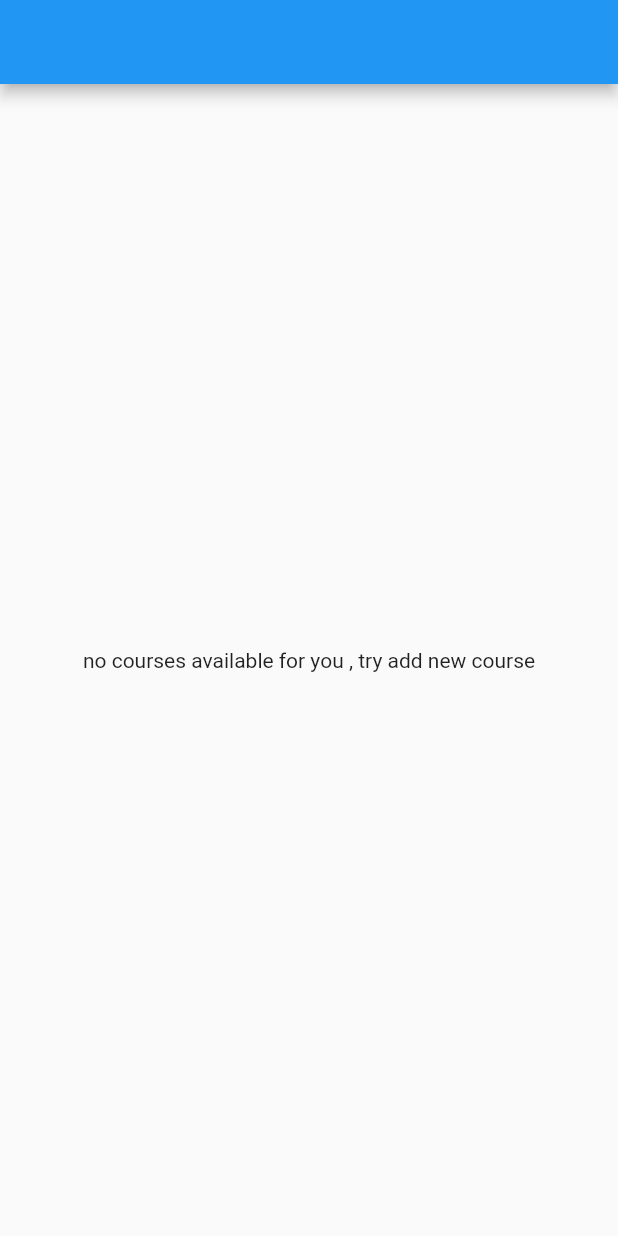
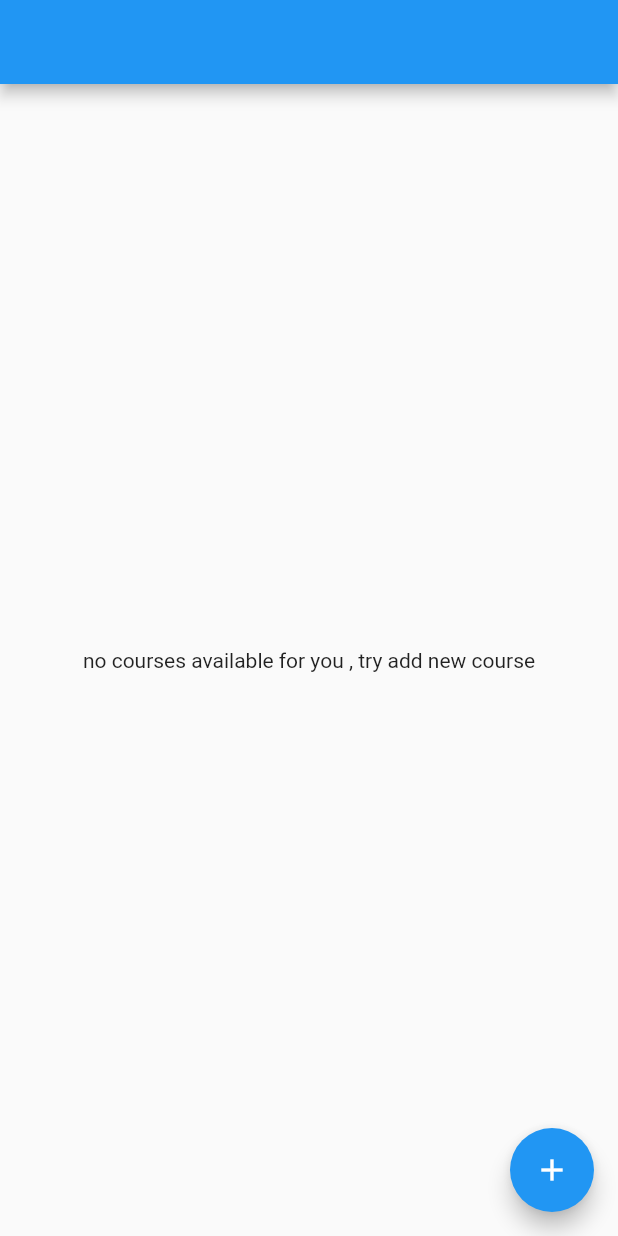
Before and after one commit to MohammedFlutter/attendance_server, a Flutter app: the TeacherScreen screen opened directly, on a phone screen of 412 x 824 dp. Run offline on Flutter 3.47's test engine with Material 2 defaults, Android fonts, the phone set to English and light mode, and no system bars; our stand-ins replace logger.

Commit message:
create simple teacher screen and teacher provider and anthor editing in domain

```diff
--- a/lib/domain/attendance.dart
+++ b/lib/domain/attendance.dart
@@ -5,7 +5,7 @@ class Attendance {
 
   final List<Student> students;
 
-  Attendance(this.history, [this.students=const []]);
+  Attendance(this.history,this.students);
   factory Attendance.fromJson (Map<String, dynamic> json){
     var temp= json['students'] as List<Map<String,dynamic>>;
     return Attendance(json['history'], temp.map((e) => Student.fromJson(e)).toList());
--- a/lib/domain/course.dart
+++ b/lib/domain/course.dart
@@ -4,9 +4,9 @@ import 'package:attendance_server/domain/attendance.dart';
 class Course {
   final String title ;
 
-  final List<Attendance> Attendances;
+  final List<Attendance> attendances;
 
-  Course(this.title, [this.Attendances=const []]);
+  Course(this.title, this.attendances);
   factory Course.fromJson (Map<String, dynamic> json){
     var temp= json['Attendances'] as List<Map<String,dynamic>>;
     return Course(json['title'], temp.map((e) => Attendance.fromJson(e)).toList() );
@@ -14,7 +14,7 @@ class Course {
   Map<String ,dynamic> toJson(){
     return {
       'title':title,
-      'Attendances':Attendances.map((e) => e.toJson()).toList(),
+      'Attendances':attendances.map((e) => e.toJson()).toList(),
     };
   }
 }
--- a/lib/domain/teacher.dart
+++ b/lib/domain/teacher.dart
@@ -5,7 +5,7 @@ class Teacher{
 
   final List<Course> courses;
 
-  Teacher(this.name, [this.courses=const []]);
+  Teacher(this.name, this.courses);
   factory Teacher.fromjson (Map<String, dynamic> json){
     var temp= json['courses'] as List<Map<String,dynamic>>;
     return Teacher(json['name'], temp.map((e) => Course.fromJson(e)).toList() );
--- a/lib/provider/teacher.dart
+++ b/lib/provider/teacher.dart
@@ -10,7 +10,7 @@ class TeacherProvider extends ChangeNotifier{
    }
 
    setName(String name ){
-    _teacher =Teacher(name);
+    _teacher =Teacher(name,[]);
     notifyListeners();
   }
 
@@ -19,7 +19,7 @@ class TeacherProvider extends ChangeNotifier{
    Teacher get teacher => _teacher!;
 
    addCourse(String courseTitle){
-    _teacher?.courses.add(Course(courseTitle));
+    _teacher?.courses.add(Course(courseTitle,[]));
     notifyListeners();
   }
 
--- a/lib/ui/screen/teacher_screen.dart
+++ b/lib/ui/screen/teacher_screen.dart
@@ -1,21 +1,45 @@
+import 'package:attendance_server/helper/dialog_helper.dart';
 import 'package:attendance_server/provider/teacher.dart';
 import 'package:attendance_server/ui/widget/custom_card.dart';
+import 'package:attendance_server/ui/widget/custom_text_field.dart';
 import 'package:flutter/material.dart';
 import 'package:provider/provider.dart';
 
-class TeacherScreen extends StatelessWidget {
+class TeacherScreen extends StatefulWidget {
+
    const TeacherScreen({Key? key}) : super(key: key);
+
+  @override
+  State<TeacherScreen> createState() => _TeacherScreenState();
+}
+
+class _TeacherScreenState extends State<TeacherScreen> {
+  late TextEditingController courseController;
+
+  @override
+  void initState() {
+    courseController = TextEditingController();
+    super.initState();
+  }
 
   @override
   Widget build(BuildContext context) {
     return Scaffold(
       appBar:
-          AppBar(title: Text(context.watch<TeacherProvider>().teacher!.name)),
+      AppBar(title: Text(context
+          .watch<TeacherProvider>()
+          .teacher
+          .name)),
       body: Padding(
         padding: const EdgeInsets.all(8.0),
-        child: (context.watch<TeacherProvider>().teacher.courses.isEmpty)
+        child: (context
+            .watch<TeacherProvider>()
+            .teacher
+            .courses
+            .isEmpty)
             ? const Center(
-                child: Text('no courses available for you , try add new course'),
+          child:
+          Text('no courses available for you , try add new course'),
         )
             : ListView(
             shrinkWrap: false,
@@ -26,6 +50,24 @@ class TeacherScreen extends StatelessWidget {
                 .map((e) => CustomCard(title: e.title))
                 .toList()),
       ),
+      floatingActionButton:
+      FloatingActionButton(onPressed: ()=>addCourse(context), child: const Icon(Icons.add)),
     );
   }
+
+  void addCourse(BuildContext context) {
+    showMyDialog(context: context,
+        title: 'Add Dialog',
+        content: CustomTextField(label: 'course', controller: courseController),
+      actions: [TextButton(onPressed: (){
+        Navigator.pop(context);
+        context.read<TeacherProvider>().addCourse(courseController.text);
+      }, child:const Text('ok'))]
+
+    );
+
+
+
   }
+
+}
```
Also changed, not shown: lib/helper/dialog_helper.dart (added, +26 -0 lines). Lines whose indentation alone changed are shown as unchanged.
